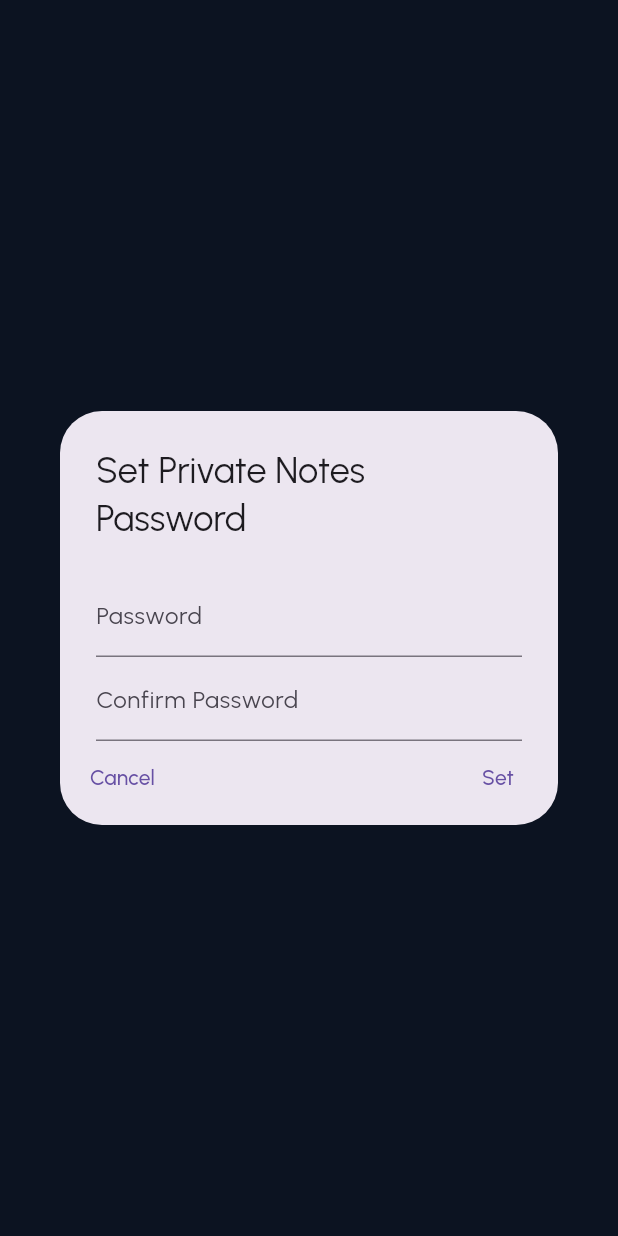
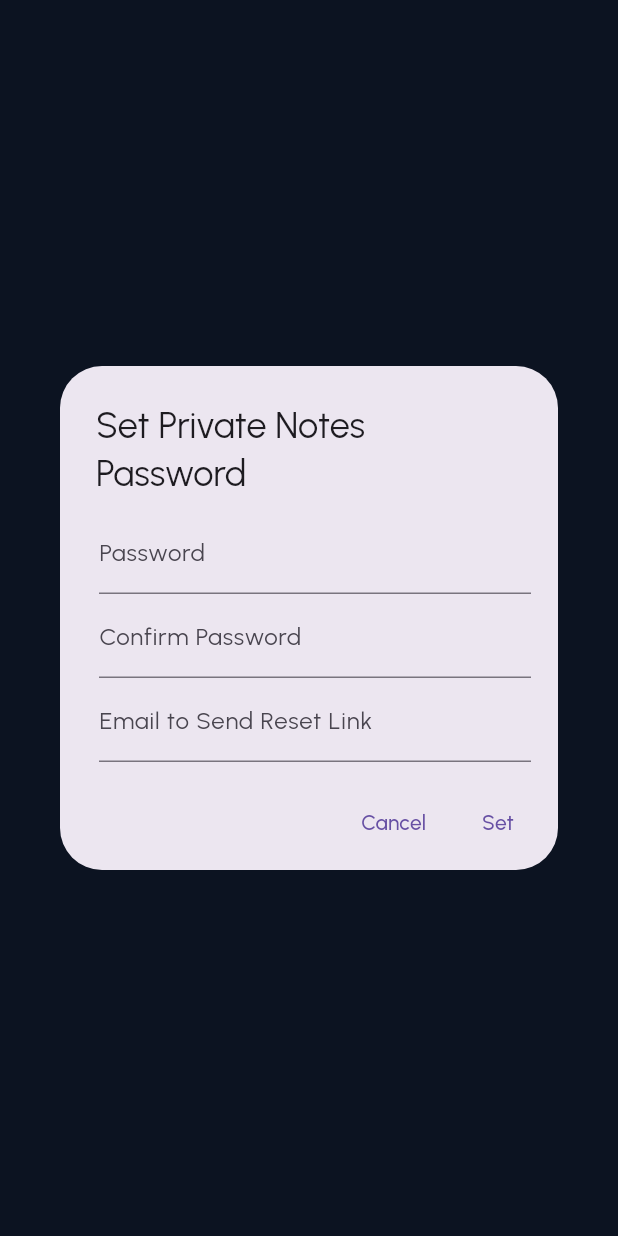
Before and after one commit to koomedenis40/NoteBook, a Flutter app: what showSetPasswordDialog() shows on an empty page, opened directly with empty values, on a phone screen of 412 x 824 dp. Run offline on Flutter 3.47's test engine with Material 3 defaults, Android fonts, the phone set to English and light mode, and no system bars; our stand-ins replace bloc, cloud_firestore, equatable, file_picker, firebase_auth, firebase_core and 5 more; accounts and stored records are empty; generated files the repository leaves out were written again.

Commit message:
Passwording

```diff
--- a/lib/utilities/dialogs/password_dialogs.dart
+++ b/lib/utilities/dialogs/password_dialogs.dart
@@ -10,31 +10,47 @@ Future<bool> showSetPasswordDialog(BuildContext context, PrivateNotesManager pri
   context: context,
   builder: (context) => AlertDialog(
     title: const Text('Set Private Notes Password'),
-          contentPadding: const EdgeInsets.fromLTRB(24, 20, 24, 0),
+    contentPadding: const EdgeInsets.fromLTRB(18, 8, 18, 0), // Reduced top padding from 18 to 8
     content: Column(
       mainAxisSize: MainAxisSize.min,
       children: [
-              TextField(
+        Padding(
+          padding: const EdgeInsets.only(left: 8), // Slight indent for Password
+          child: TextField(
             controller: passwordController,
             obscureText: true,
             decoration: const InputDecoration(labelText: 'Password'),
           ),
-              TextField(
+        ),
+        Padding(
+          padding: const EdgeInsets.only(left: 8), // Slight indent for Confirm Password
+          child: TextField(
             controller: confirmController,
             obscureText: true,
             decoration: const InputDecoration(labelText: 'Confirm Password'),
           ),
+        ),
+        Padding(
+          padding: const EdgeInsets.only(left: 8), // Slight indent for Confirm Password
+          child: TextField(
+            controller: emailController,
+            obscureText: false,
+            decoration: const InputDecoration(labelText: 'Email to Send Reset Link'),
+          ),
+        ),
+        const SizedBox(height: 16), // Kept vertical gap between TextField and buttons
       ],
     ),
     actionsPadding: const EdgeInsets.fromLTRB(8, 0, 8, 8),
     actions: [
       Row(
-              mainAxisAlignment: MainAxisAlignment.spaceBetween,
+        mainAxisAlignment: MainAxisAlignment.end, // Aligns buttons to the right
         children: [
           TextButton(
             onPressed: () => Navigator.of(context).pop(false),
             child: const Text('Cancel'),
           ),
+          const SizedBox(width: 4), // Controlled horizontal gap between Cancel and Set
           TextButton(
             onPressed: () async {
               final success = await privateManager.setPassword(
@@ -50,8 +66,7 @@ Future<bool> showSetPasswordDialog(BuildContext context, PrivateNotesManager pri
       ),
     ],
   ),
-      ) ??
-      false;
+) ?? false;
 }
 
 Future<bool> showLockNoteDialog(BuildContext context, PrivateNotesManager privateManager, bool isPrivate) async {
```
Also changed, not shown: 4 other files. Lines whose indentation alone changed are shown as unchanged.
